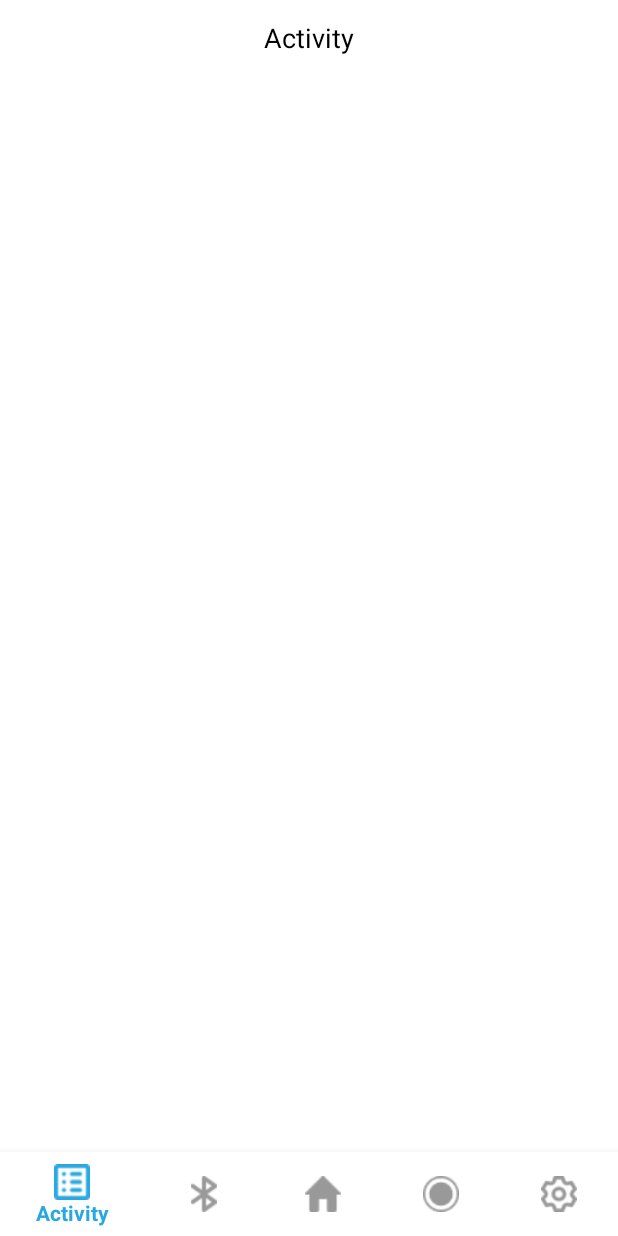
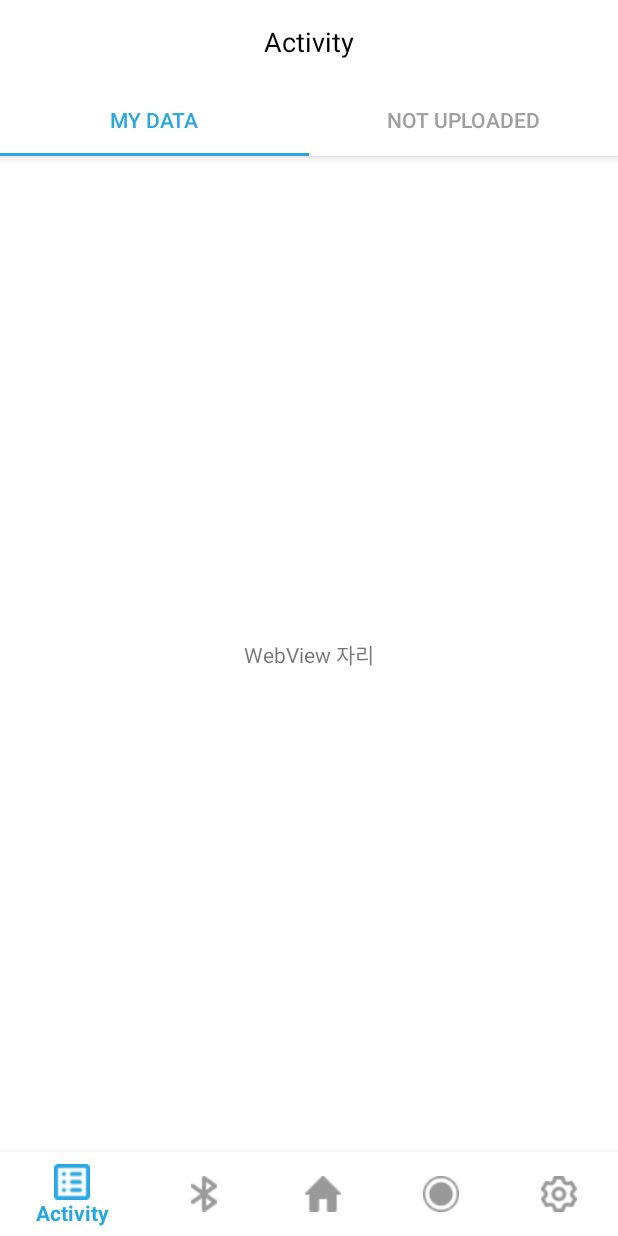
Before and after one commit to ydjvchslf/bletooth, an Android app: the ListFragment screen opened through its navigation route, on a phone screen of 412 x 824 dp. Run offline under Robolectric (Android 15) with nearby library versions, the phone set to English and light mode, and no system bars; our stand-ins replace data binding, navigation-ui; libraries missing offline, so code that uses them is left out: com.xsens.dot, land.sungbin.systemuicontroller; 3 statements that could not run were skipped.

```diff
--- a/app/src/main/java/com/example/bledot/list/ListFragment.kt
+++ b/app/src/main/java/com/example/bledot/list/ListFragment.kt
@@ -1,15 +1,23 @@
 package com.example.bledot.list
 
 import android.os.Bundle
+import android.util.Log
 import android.view.LayoutInflater
 import android.view.View
 import android.view.ViewGroup
+import android.widget.Toast
+import androidx.appcompat.app.AppCompatActivity
 import androidx.databinding.DataBindingUtil
 import androidx.fragment.app.Fragment
 import androidx.fragment.app.activityViewModels
 import com.example.bledot.R
 import com.example.bledot.databinding.FragmentListBinding
+import com.example.bledot.mydata.MydataFragment
+import com.example.bledot.notupload.NotuploadFragment
 import com.example.bledot.util.BleDebugLog
+import com.google.android.material.tabs.TabLayout
+import com.google.android.material.tabs.TabLayout.OnTabSelectedListener
+
 
 class ListFragment : Fragment() {
 
@@ -34,5 +42,39 @@ class ListFragment : Fragment() {
     override fun onViewCreated(view: View, savedInstanceState: Bundle?) {
         super.onViewCreated(view, savedInstanceState)
         BleDebugLog.i(logTag, "onViewCreated-()")
+
+        val activity = activity as AppCompatActivity?
+
+        activity?.setSupportActionBar(binding.toolbar) // toolbar
+        activity?.supportActionBar?.setDisplayShowTitleEnabled(false) // actionbar
+
+        val tabs = binding.tabs
+        tabs.addTab(tabs.newTab().setText("My Data"))
+        tabs.addTab(tabs.newTab().setText("Not Uploaded"))
+
+        if (tabs.selectedTabPosition == 0) {
+            activity?.supportFragmentManager?.beginTransaction()?.replace(R.id.container, MydataFragment())?.commit()
+        }
+
+        tabs.addOnTabSelectedListener(object : OnTabSelectedListener {
+            // 탭 버튼이 선택되면 자동으로 실행
+            override fun onTabSelected(tab: TabLayout.Tab) {
+                val position = tab.position
+                var selected: Fragment? = null
+
+                if (position == 0) {
+                    selected = MydataFragment()
+                } else if (position == 1) {
+                    selected = NotuploadFragment()
+                }
+
+                selected?.let {
+                    activity?.supportFragmentManager?.beginTransaction()?.replace(R.id.container, it)?.commit()
+                }
+            }
+
+            override fun onTabUnselected(tab: TabLayout.Tab) {}
+            override fun onTabReselected(tab: TabLayout.Tab) {}
+        })
     }
 }
--- /dev/null
+++ b/app/src/main/java/com/example/bledot/mydata/MydataFragment.kt
@@ -0,0 +1,38 @@
+package com.example.bledot.mydata
+
+import android.os.Bundle
+import android.view.LayoutInflater
+import android.view.View
+import android.view.ViewGroup
+import androidx.databinding.DataBindingUtil
+import androidx.fragment.app.Fragment
+import androidx.fragment.app.activityViewModels
+import com.example.bledot.R
+import com.example.bledot.databinding.FragmentDataBinding
+import com.example.bledot.util.BleDebugLog
+
+class MydataFragment: Fragment() {
+
+    private val logTag = MydataFragment::class.simpleName
+    private lateinit var binding: FragmentDataBinding
+    private val mydataViewModel: MydataViewModel by activityViewModels()
+
+    override fun onCreateView(
+        inflater: LayoutInflater,
+        container: ViewGroup?,
+        savedInstanceState: Bundle?
+    ): View? {
+        BleDebugLog.i(logTag, "onCreateView-()")
+        binding = DataBindingUtil.inflate(inflater, R.layout.fragment_data, container, false)
+        with(binding) {
+            viewModel = mydataViewModel
+            lifecycleOwner = viewLifecycleOwner
+        }
+        return binding.root
+    }
+
+    override fun onViewCreated(view: View, savedInstanceState: Bundle?) {
+        super.onViewCreated(view, savedInstanceState)
+        BleDebugLog.i(logTag, "onViewCreated-()")
+    }
+}
--- /dev/null
+++ b/app/src/main/java/com/example/bledot/mydata/MydataViewModel.kt
@@ -0,0 +1,13 @@
+package com.example.bledot.mydata
+
+import androidx.lifecycle.ViewModel
+import com.example.bledot.util.BleDebugLog
+
+class MydataViewModel : ViewModel() {
+
+    private val logTag = MydataViewModel::class.simpleName
+
+    init {
+        BleDebugLog.i(logTag, "init-()")
+    }
+}
--- /dev/null
+++ b/app/src/main/res/layout/fragment_data.xml
@@ -0,0 +1,29 @@
+<?xml version="1.0" encoding="utf-8"?>
+
+<layout
+    xmlns:android="http://schemas.android.com/apk/res/android"
+    xmlns:app="http://schemas.android.com/apk/res-auto"
+    xmlns:tools="http://schemas.android.com/tools">
+
+    <data>
+        <variable
+            name="viewModel"
+            type="com.example.bledot.mydata.MydataViewModel" />
+    </data>
+
+    <androidx.constraintlayout.widget.ConstraintLayout
+        android:layout_width="match_parent"
+        android:layout_height="match_parent">
+
+        <TextView
+            android:layout_width="wrap_content"
+            android:layout_height="wrap_content"
+            android:text="WebView 자리"
+            app:layout_constraintTop_toTopOf="parent"
+            app:layout_constraintStart_toStartOf="parent"
+            app:layout_constraintEnd_toEndOf="parent"
+            app:layout_constraintBottom_toBottomOf="parent" />
+
+    </androidx.constraintlayout.widget.ConstraintLayout>
+
+</layout>
--- a/app/src/main/res/layout/fragment_list.xml
+++ b/app/src/main/res/layout/fragment_list.xml
@@ -10,46 +10,68 @@
             type="com.example.bledot.list.ListViewModel" />
     </data>
 
-    <LinearLayout
+    <RelativeLayout
         android:layout_width="match_parent"
         android:layout_height="match_parent"
-        android:orientation="vertical"
         tools:context="com.example.bledot.list.ListFragment"
         android:id="@+id/listFragment">
 
-        <!-- 툴바 영역 -->
-        <androidx.constraintlayout.widget.ConstraintLayout
-            android:id="@+id/main_toolbar"
+        <!-- AppBarLayout을 사용할 때는 CoordinatorLayout 사용 -->
+        <androidx.coordinatorlayout.widget.CoordinatorLayout
             android:layout_width="match_parent"
-            android:layout_height="50dp"
-            app:layout_constraintTop_toTopOf="parent"
-            app:layout_constraintLeft_toLeftOf="parent"
-            app:layout_constraintRight_toRightOf="parent">
+            android:layout_height="match_parent">
+
+            <com.google.android.material.appbar.AppBarLayout
+                android:layout_width="match_parent"
+                android:layout_height="wrap_content"
+                android:theme="@style/Theme.AppCompat.Light.NoActionBar" >
+
+                <!-- 상단바 -->
+                <androidx.appcompat.widget.Toolbar
+                    android:id="@+id/toolbar"
+                    android:layout_width="match_parent"
+                    android:layout_height="wrap_content"
+                    android:background="@color/white"
+                    android:elevation="1dp"
+                    android:theme="@style/Theme.AppCompat.Light.NoActionBar">
 
                     <TextView
-                android:id="@+id/title"
+                        android:id="@+id/titleText"
                         android:layout_width="wrap_content"
                         android:layout_height="wrap_content"
-                app:layout_constraintStart_toStartOf="parent"
-                app:layout_constraintBottom_toBottomOf="parent"
-                app:layout_constraintTop_toTopOf="parent"
-                app:layout_constraintEnd_toEndOf="parent"
+                        android:layout_gravity="center_horizontal"
                         android:text="Activity"
                         android:textSize="18sp"
-                android:textColor="@color/black"/>
+                        android:textColor="@color/black" />
 
-        </androidx.constraintlayout.widget.ConstraintLayout>
+                </androidx.appcompat.widget.Toolbar>
 
-        <!-- 콘텐트 부분 -->
-        <LinearLayout
+                <!-- 탭바 -->
+                <com.google.android.material.tabs.TabLayout
+                    android:id="@+id/tabs"
+                    android:layout_width="match_parent"
+                    android:layout_height="wrap_content"
+                    android:background="@android:color/background_light"
+                    android:elevation="1dp"
+                    app:tabGravity="fill"
+                    app:tabMode="fixed"
+                    app:tabIndicatorColor="@color/main"
+                    app:tabSelectedTextColor="@color/main"
+                    app:tabTextColor="@color/grey_light" />
+
+            </com.google.android.material.appbar.AppBarLayout>
+
+            <!-- 프래그먼트를 담을 container -->
+            <FrameLayout
+                android:id="@+id/container"
                 android:layout_width="match_parent"
                 android:layout_height="match_parent"
-            app:layout_constraintTop_toBottomOf="@+id/main_toolbar"
-            app:layout_constraintBottom_toBottomOf="parent"
-            android:orientation="vertical">
+                app:layout_behavior="@string/appbar_scrolling_view_behavior">
 
-        </LinearLayout>
+            </FrameLayout>
 
-    </LinearLayout>
+        </androidx.coordinatorlayout.widget.CoordinatorLayout>
+
+    </RelativeLayout>
 
 </layout>
```
Also changed, not shown: app/src/main/java/com/example/bledot/notupload/NotuploadFragment.kt (added, +38 -0 lines), app/src/main/java/com/example/bledot/notupload/NotuploadViewModel.kt (added, +13 -0 lines), app/src/main/res/layout/fragment_not_uploaded.xml (added, +28 -0 lines). Lines whose indentation alone changed are shown as unchanged.
